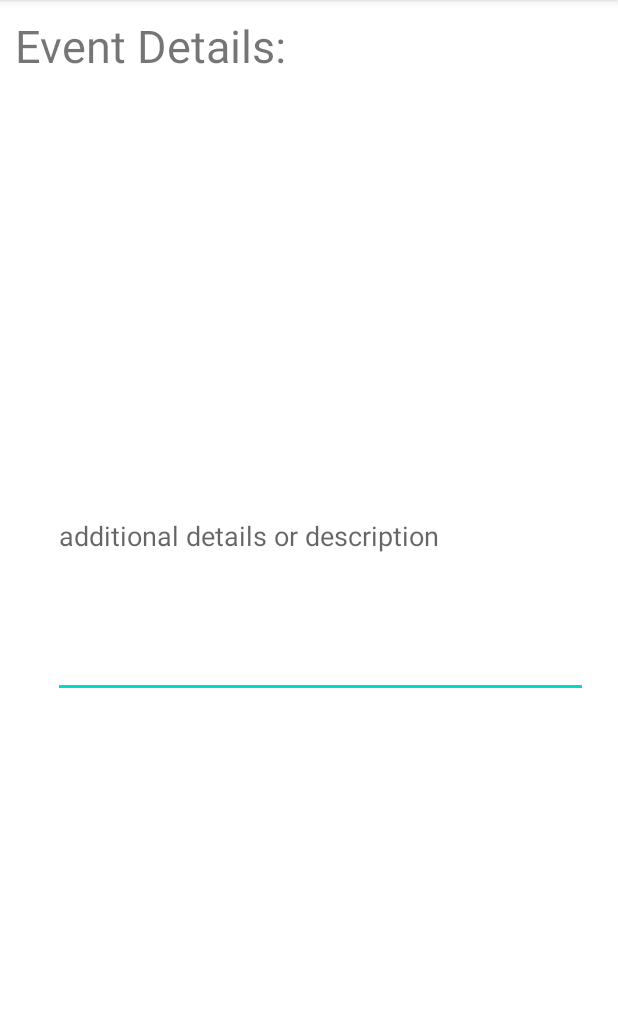
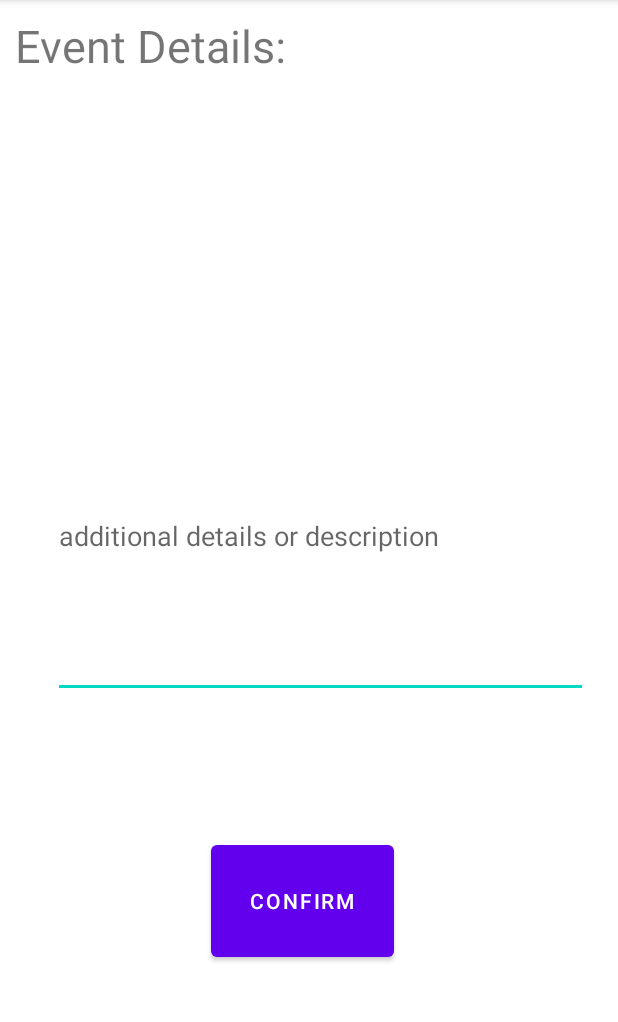
Before and after one commit to brikyem/GuestBook, an Android app: the EventDetails screen opened directly, with no data from a screen before it, on a phone screen of 412 x 824 dp, the part 84-1106 px from its top. Run offline under Robolectric (Android 15) with nearby library versions, the phone set to English and light mode, and no system bars.

Commit message:
GuestBook Project Update 2

```diff
--- a/app/src/main/AndroidManifest.xml
+++ b/app/src/main/AndroidManifest.xml
@@ -14,7 +14,8 @@
         android:supportsRtl="true"
         android:theme="@style/Theme.GuestBook"
         android:usesCleartextTraffic="true">
-        <activity android:name=".EventDetails"></activity>
+        <activity android:name=".TimelineActivity"></activity>
+        <activity android:name=".EventDetails" />
         <activity android:name=".MainActivity_1" />
         <activity
             android:name=".LoginActivity"
--- a/app/src/main/java/com/example/guestbook/EventDetails.java
+++ b/app/src/main/java/com/example/guestbook/EventDetails.java
@@ -2,14 +2,42 @@ package com.example.guestbook;
 
 import androidx.appcompat.app.AppCompatActivity;
 
+import android.content.Intent;
 import android.os.Bundle;
+import android.text.Editable;
+import android.view.View;
+import android.widget.Button;
+import android.widget.EditText;
+import android.widget.TextView;
 
 public class EventDetails extends AppCompatActivity {
+
+    private Button confirm;
+    private EditText addDetails;
 
     @Override
     protected void onCreate(Bundle savedInstanceState) {
 
         super.onCreate(savedInstanceState);
         setContentView(R.layout.event_details);
+
+        confirm = findViewById(R.id.btnConfirm);
+        addDetails = findViewById(R.id.etAddDetails);
+
+        confirm.setOnClickListener(new View.OnClickListener() {
+            @Override
+            public void onClick(View v) {
+                String myDetails = addDetails.getText().toString();
+                goToTimeline(myDetails);
+            }
+        });
+    }
+
+    private void goToTimeline(String myDetails) {
+
+        Intent i = new Intent(this, TimelineActivity.class);
+        i.putExtra("details", myDetails);
+        startActivity(i);
+        finish();
     }
 }
--- a/app/src/main/java/com/example/guestbook/MainActivity_1.java
+++ b/app/src/main/java/com/example/guestbook/MainActivity_1.java
@@ -54,6 +54,7 @@ public class MainActivity_1 extends AppCompatActivity {
         });
 
         btnJoin = findViewById(R.id.btnJoin);
+
         btnPast = findViewById(R.id.btnPast);
     }
 
--- a/app/src/main/java/com/example/guestbook/post.java
+++ /dev/null
@@ -1,6 +0,0 @@
-package com.example.guestbook;
-
-import android.app.Activity;
-
-public class post extends Activity {
-}
--- a/app/src/main/res/layout/event_details.xml
+++ b/app/src/main/res/layout/event_details.xml
@@ -72,4 +72,18 @@
         android:hint="additional details or description"
         android:inputType="textMultiLine"
         android:lines="5" />
+
+    <Button
+        android:id="@+id/btnConfirm"
+        android:layout_width="124dp"
+        android:layout_height="wrap_content"
+        android:layout_below="@+id/etAddDetails"
+        android:layout_alignStart="@+id/etAddDetails"
+        android:layout_alignEnd="@+id/etAddDetails"
+        android:layout_alignParentBottom="true"
+        android:layout_marginStart="105dp"
+        android:layout_marginTop="92dp"
+        android:layout_marginEnd="129dp"
+        android:layout_marginBottom="124dp"
+        android:text="Confirm" />
 </RelativeLayout>
```
Also changed, not shown: app/src/main/java/com/example/guestbook/TimelineActivity.java (added, +24 -0 lines), app/src/main/res/layout/timeline.xml (renamed from app/src/main/res/layout/posts.xml, +7 -2 lines).
